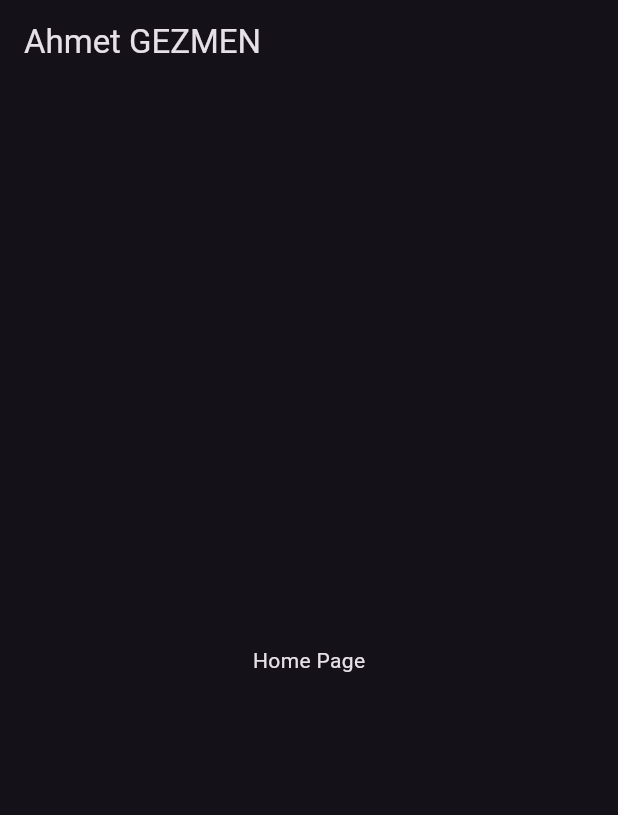
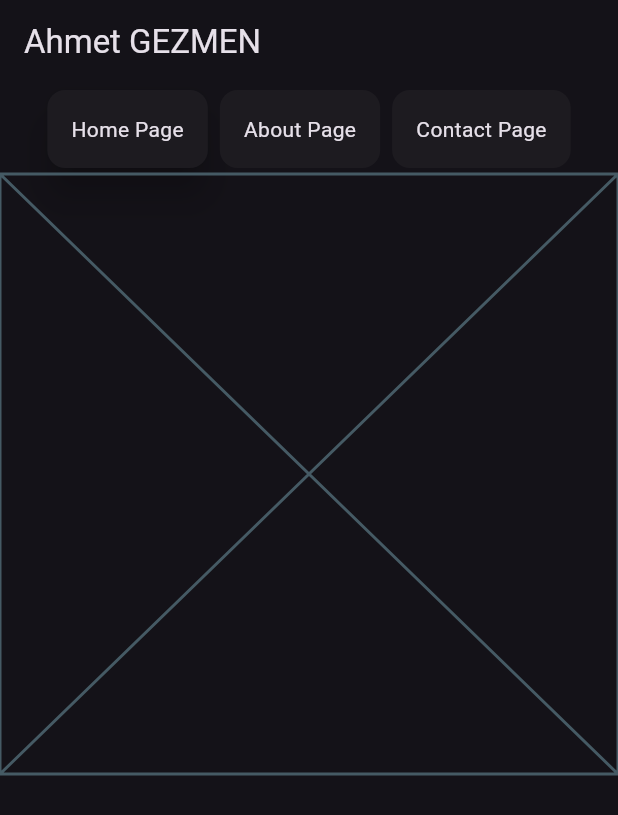
Before and after one commit to ahmetgezmen/ahmetgezmen, a Flutter app: the screen it shows after launch, on a phone screen of 412 x 824 dp. Shown: the top 815 px of the screen. Run offline on Flutter 3.47's test engine with Material 2 defaults, Android fonts, the phone set to English and light mode, and no system bars.

Commit message:
page template added

```diff
--- /dev/null
+++ b/lib/core/base/page_template.dart
@@ -0,0 +1,25 @@
+import 'package:ahmetgezmen/constant/constant.dart';
+import 'package:ahmetgezmen/feature/widgets/app_bar.dart';
+import 'package:flutter/material.dart';
+
+class StatelessWidgetWithAppBar extends StatelessWidget {
+  final Widget child;
+  const StatelessWidgetWithAppBar
+({super.key, required this.child});
+
+  @override
+  Widget build(BuildContext context) {
+    return Scaffold(
+      appBar: AppBar(
+        title: const Text(BaseConstant.webTitle),
+      ),
+      // body: Placeholder(),
+      body: Column(
+      children: [
+        const AppBarWidget(),
+        child,
+      ],
+    )
+    );
+  }
+}
--- a/lib/feature/pages/home_page.dart
+++ b/lib/feature/pages/home_page.dart
@@ -1,21 +1,13 @@
-import 'package:ahmetgezmen/constant/constant.dart';
+import 'package:ahmetgezmen/core/base/page_template.dart';
 import 'package:flutter/material.dart';
-import 'package:flutter/src/widgets/framework.dart';
-import 'package:flutter/src/widgets/placeholder.dart';
 
 class HomePage extends StatelessWidget {
   const HomePage({super.key});
 
   @override
   Widget build(BuildContext context) {
-    return Scaffold(
-      appBar: AppBar(
-        title: const Text(BaseConstant.webTitle),
-      ),
-      // body: Placeholder(),
-      body: Center(
-        child: Text("Home Page"),
-      ),
+    return StatelessWidgetWithAppBar(
+      child: Placeholder(),
     );
   }
 }
```
